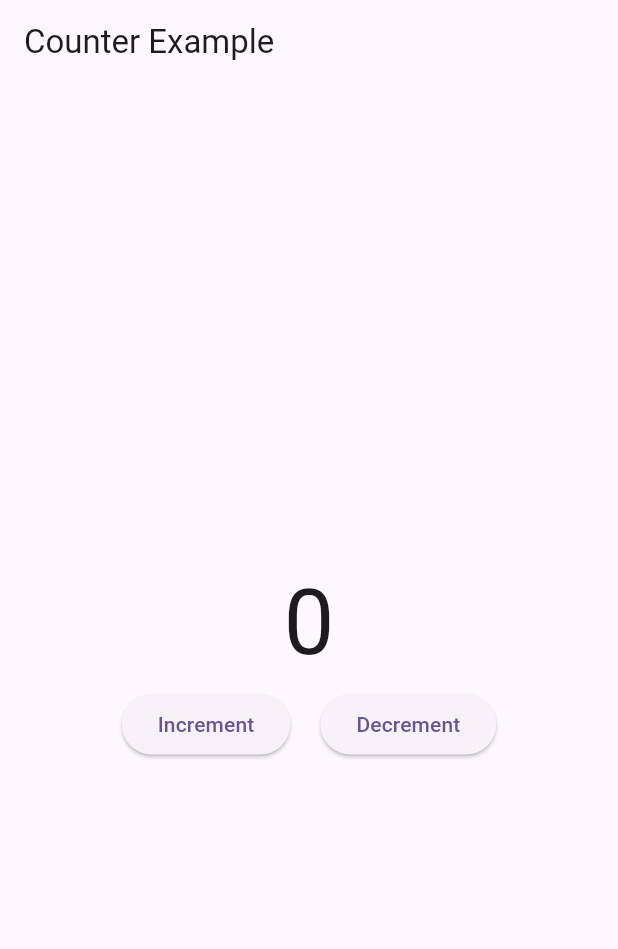
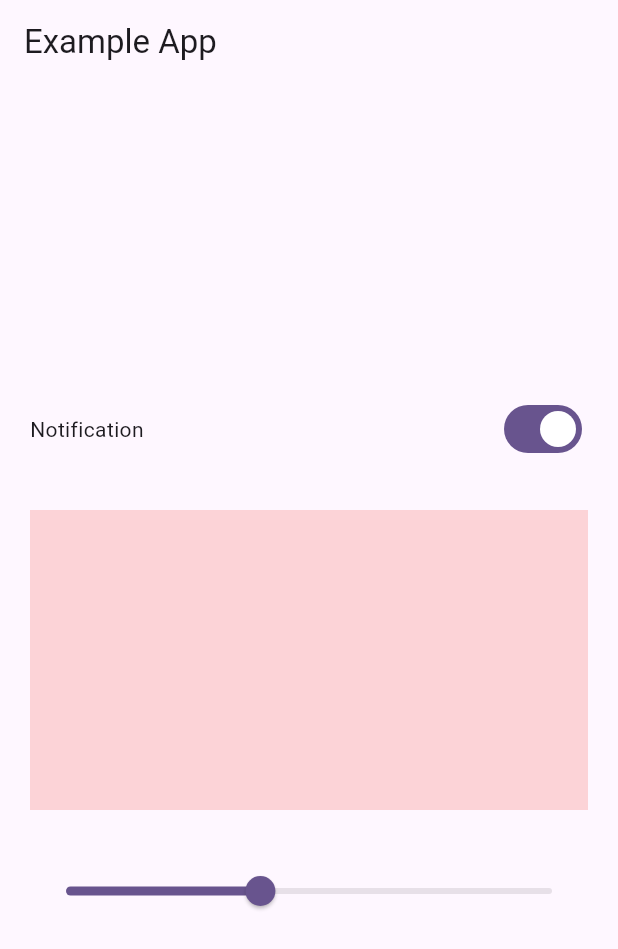
Before and after one commit to hamidhosen42/Flutter-Bloc-State-Management, a Flutter app: the screen it shows after launch, on a phone screen of 412 x 824 dp. Shown: the top 949 px of the screen. Run offline on Flutter 3.47's test engine with Material 3 defaults, Android fonts, the phone set to English and light mode, and no system bars; our stand-ins replace bloc, equatable, flutter_bloc.

```diff
--- /dev/null
+++ b/lib/bloc/switch_example/switch_bloc.dart
@@ -0,0 +1,14 @@
+import 'package:bloc/bloc.dart';
+import 'package:flutter_bloc_learning/bloc/switch_example/switch_event.dart';
+import 'package:flutter_bloc_learning/bloc/switch_example/switch_state.dart';
+
+class SwitchBloc extends Bloc<SwitchEvents, SwitchStates> {
+  SwitchBloc() : super(SwitchStates()) {
+    on<EnableOrDisableNotification>(_enableOrDisableNotification);
+  }
+
+  void _enableOrDisableNotification(
+      EnableOrDisableNotification event, Emitter<SwitchStates> emit) {
+    emit(state.copyWith(isSwitch: !state.isSwitch));
+  }
+}
--- /dev/null
+++ b/lib/bloc/switch_example/switch_event.dart
@@ -0,0 +1,10 @@
+import 'package:equatable/equatable.dart';
+
+abstract class SwitchEvents extends Equatable {
+  const SwitchEvents();
+
+  @override
+  List<Object> get props => [];
+}
+
+class EnableOrDisableNotification extends SwitchEvents {}
--- /dev/null
+++ b/lib/bloc/switch_example/switch_state.dart
@@ -0,0 +1,15 @@
+import 'package:equatable/equatable.dart';
+
+class SwitchStates extends Equatable {
+  final bool isSwitch;
+
+  const SwitchStates({this.isSwitch = false});
+
+  SwitchStates copyWith({bool? isSwitch}) {
+    return SwitchStates(isSwitch: isSwitch ?? this.isSwitch);
+  }
+
+  @override
+  // TODO: implement props
+  List<Object?> get props => [isSwitch];
+}
--- a/lib/main.dart
+++ b/lib/main.dart
@@ -1,7 +1,9 @@
 import 'package:flutter/material.dart';
 import 'package:flutter_bloc/flutter_bloc.dart';
 import 'package:flutter_bloc_learning/bloc/counter/counter_bloc.dart';
-import 'package:flutter_bloc_learning/ui/counter_screen.dart';
+import 'package:flutter_bloc_learning/bloc/switch_example/switch_bloc.dart';
+import 'package:flutter_bloc_learning/ui/counter/counter_screen.dart';
+import 'ui/switch_example/switch_example_screen.dart';
 
 void main() {
   runApp(MyApp());
@@ -14,12 +16,16 @@ class MyApp extends StatelessWidget {
   Widget build(BuildContext context) {
     return BlocProvider(
       create: (_) => CounterBloc(),
-      child: MaterialApp(
-        title: 'Counter App',
-        theme: ThemeData(
-            colorScheme: ColorScheme.fromSeed(seedColor: Colors.deepPurple),
-            useMaterial3: true),
-        home: CounterScreen(),
+      child: BlocProvider(
+        create: (context) => SwitchBloc(),
+        child: MaterialApp(
+          title: 'Counter App',
+          theme: ThemeData(
+              colorScheme: ColorScheme.fromSeed(seedColor: Colors.deepPurple),
+              useMaterial3: true),
+          // home: CounterScreen(),
+          home: SwitchExampleScreen(),
+        ),
       ),
     );
   }
--- /dev/null
+++ b/lib/ui/switch_example/switch_example_screen.dart
@@ -0,0 +1,53 @@
+import 'package:flutter/material.dart';
+import 'package:flutter_bloc/flutter_bloc.dart';
+import 'package:flutter_bloc_learning/bloc/switch_example/switch_bloc.dart';
+import 'package:flutter_bloc_learning/bloc/switch_example/switch_state.dart';
+
+class SwitchExampleScreen extends StatefulWidget {
+  const SwitchExampleScreen({super.key});
+
+  @override
+  State<SwitchExampleScreen> createState() => _SwitchExampleScreenState();
+}
+
+class _SwitchExampleScreenState extends State<SwitchExampleScreen> {
+  @override
+  Widget build(BuildContext context) {
+    return Scaffold(
+      appBar: AppBar(
+        title: Text("Example App"),
+      ),
+      body: Padding(
+        padding: EdgeInsets.symmetric(horizontal: 20),
+        child: Column(
+          mainAxisAlignment: MainAxisAlignment.center,
+          crossAxisAlignment: CrossAxisAlignment.center,
+          children: [
+            Row(
+              mainAxisAlignment: MainAxisAlignment.spaceBetween,
+              children: [
+                Text("Notification"),
+                BlocBuilder<SwitchBloc, SwitchStates>(
+                  builder: (context, state) {
+                    return Switch(value: true, onChanged: (value) {});
+                  },
+                )
+              ],
+            ),
+            const SizedBox(
+              height: 30.0,
+            ),
+            Container(
+              height: 200.0,
+              color: Colors.red.withAlpha((0.2 * 255).toInt()),
+            ),
+            const SizedBox(
+              height: 30.0,
+            ),
+            Slider(value: 0.4, onChanged: (value) {})
+          ],
+        ),
+      ),
+    );
+  }
+}
```
Also changed, not shown: lib/bloc/counter/counter_event.dart (line endings or trailing spaces), lib/ui/counter/counter_screen.dart (line endings or trailing spaces).
